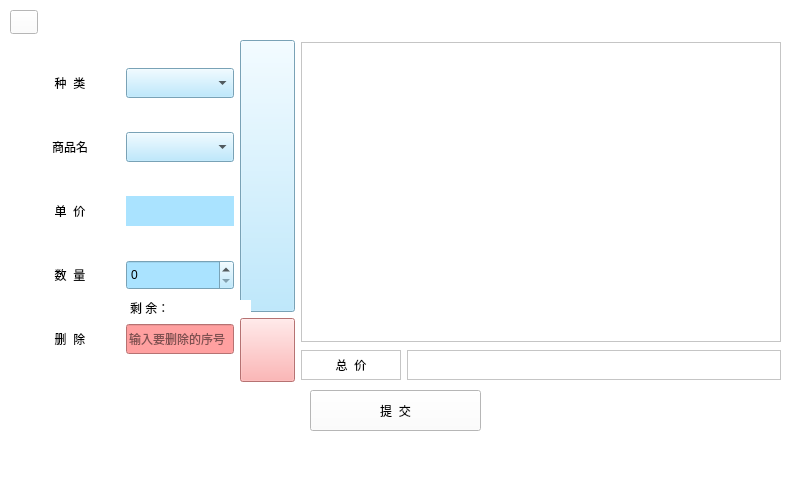
Above: settlementwindow.ui from cbt-98/Supermarket-Management-System before the change. Below: the same form after it.
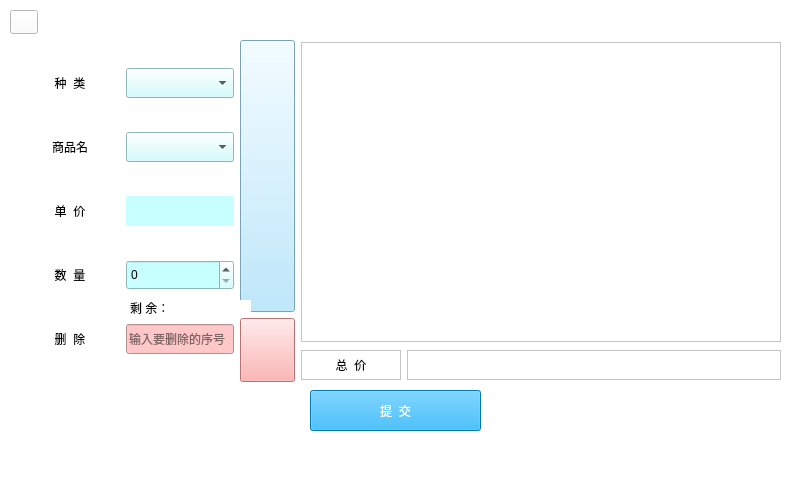
That is the form after the change. Icons and pictures are not drawn.

What changed in the file:
```diff
--- a/settlementwindow.ui
+++ b/settlementwindow.ui
@@ -47,7 +47,8 @@
      </rect>
     </property>
     <property name="styleSheet">
-     <string notr="true">color: rgb(0, 0, 0);
+     <string notr="true">color: rgb(255, 255, 255);
+background-color: rgb(0, 170, 255);
 font: 16pt &quot;黑体&quot;;</string>
     </property>
     <property name="text">
@@ -104,7 +105,7 @@
            </property>
            <property name="styleSheet">
             <string notr="true">color: rgb(0, 0, 0);
-background-color: rgb(170, 227, 255);
+background-color: rgb(200, 255, 255);
 font: 12pt &quot;黑体&quot;;</string>
            </property>
           </widget>
@@ -149,7 +150,7 @@
            </property>
            <property name="styleSheet">
             <string notr="true">color: rgb(0, 0, 0);
-background-color: rgb(170, 227, 255);
+background-color: rgb(200, 255, 255);
 font: 12pt &quot;黑体&quot;;</string>
            </property>
           </widget>
@@ -194,7 +195,7 @@
            </property>
            <property name="styleSheet">
             <string notr="true">color: rgb(0, 0, 0);
-background-color: rgb(170, 227, 255);
+background-color: rgb(200, 255, 255);
 font: 12pt &quot;黑体&quot;;</string>
            </property>
            <property name="text">
@@ -242,7 +243,7 @@
            </property>
            <property name="styleSheet">
             <string notr="true">color: rgb(0, 0, 0);
-background-color: rgb(170, 227, 255);
+background-color: rgb(200, 255, 255);
 font: 12pt &quot;黑体&quot;;</string>
            </property>
            <property name="maximum">
@@ -290,7 +291,7 @@
            </property>
            <property name="styleSheet">
             <string notr="true">color: rgb(0, 0, 0);
-background-color: rgb(255, 160, 160);
+background-color: rgb(255, 200, 200);
 font: 10pt &quot;黑体&quot;;</string>
            </property>
            <property name="placeholderText">
```
